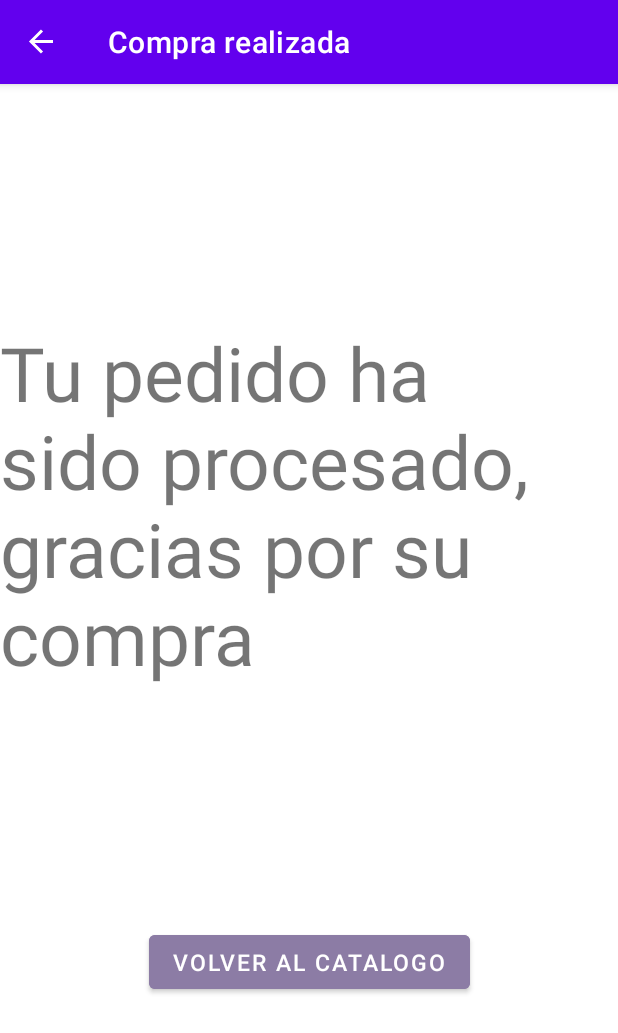
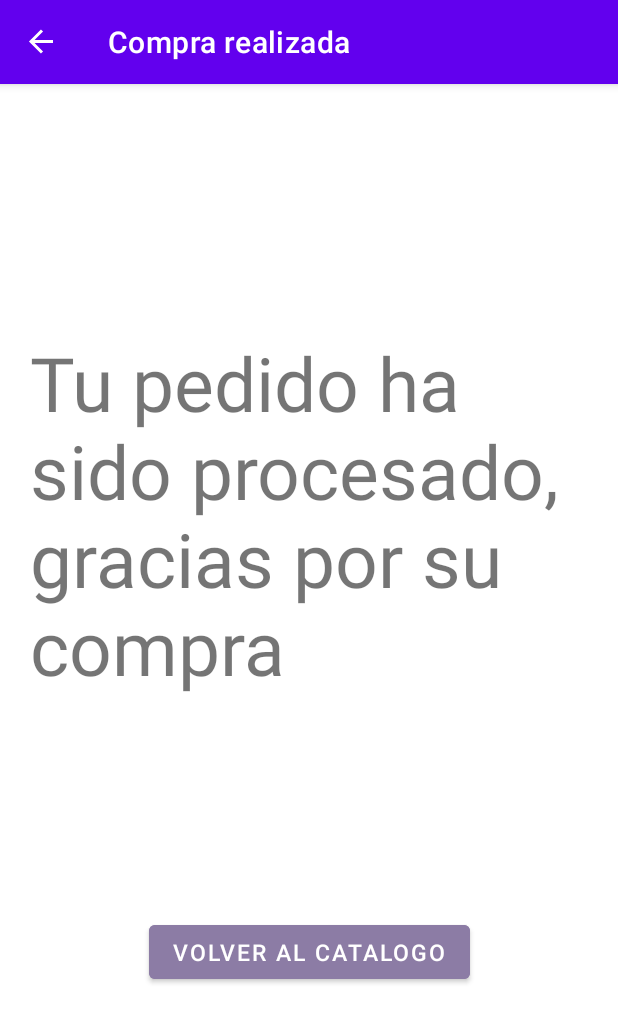
Before and after one commit to EstherTalavera/TiendaLibertalia, an Android app: the CarritoFragment screen opened through its navigation route, after a tap on "COMPRAR", on a phone screen of 412 x 824 dp. Shown: the top 1033 px of the screen. Run offline under Robolectric (Android 15) with nearby library versions, the phone set to English and light mode, and no system bars; our stand-ins replace Firebase (no records; nobody signed in at launch, a user with empty details on screens opened directly), navigation-ui.

Commit message:
actualizacion final

```diff
--- a/App/Libertalia/app/src/main/java/com/estata/libertalia/ui/fragments/CarritoFragment.kt
+++ b/App/Libertalia/app/src/main/java/com/estata/libertalia/ui/fragments/CarritoFragment.kt
@@ -6,10 +6,33 @@ import android.view.LayoutInflater
 import android.view.View
 import android.view.ViewGroup
 import android.widget.Button
+import android.widget.TextView
+import androidx.lifecycle.lifecycleScope
 import androidx.navigation.findNavController
+import androidx.recyclerview.widget.LinearLayoutManager
+import androidx.recyclerview.widget.RecyclerView
 import com.estata.libertalia.R
+import com.estata.libertalia.data.adapter.PedidoEstadoAdapter
+import com.estata.libertalia.data.adapter.ProductoCarritoAdapter
+import com.estata.libertalia.data.modelo.Pedido
+import com.estata.libertalia.data.modelo.Producto
+import com.estata.libertalia.data.repositorio.FirebaseRepos
+import kotlinx.coroutines.launch
 
 class CarritoFragment : Fragment() {
+    lateinit var recview: RecyclerView
+    private var producto : Producto? = null
+    var cantidad: String = ""
+
+    override fun onCreate(savedInstanceState: Bundle?) {
+        super.onCreate(savedInstanceState)
+
+        arguments?.let {
+            producto = it.getSerializable("prodCarrito") as Producto
+            //cantidad = it.getSerializable("cantidad") as String
+        }
+    }
+
     override fun onCreateView(
         inflater: LayoutInflater, container: ViewGroup?,
         savedInstanceState: Bundle?
@@ -24,8 +47,26 @@ class CarritoFragment : Fragment() {
     }
 
     private fun iniciar(view: View) {
-        //Inicializacion de elemento de la vista
+        //Inicializacion de elementos de la vista
         val btnComprar: Button = view.findViewById(R.id.btnComprar)
+        val tvPrecioTotal: TextView = view.findViewById(R.id.tvPrecioTotal)
+        recview = view.findViewById(R.id.rvLista)
+
+        /*Recycler view
+        var repo = FirebaseRepos()
+        var prodList = arrayListOf<Producto>()
+
+        recview.setHasFixedSize(true)
+        recview.visibility = View.VISIBLE
+        recview.layoutManager = LinearLayoutManager(requireContext(), LinearLayoutManager.VERTICAL, false)
+
+        lifecycleScope.launch{
+            prodList = repo.getProducto(producto!!.id) as ArrayList<Producto>
+            //var adapter = ProductoCarritoAdapter(prodList, cantidad)
+            var adapter = ProductoCarritoAdapter(prodList)
+
+            recview.adapter = adapter
+        }*/
 
         //Listener para cambiar a la pantalla de procesado
         btnComprar.setOnClickListener{
--- a/App/Libertalia/app/src/main/java/com/estata/libertalia/ui/fragments/EstadoFragment.kt
+++ b/App/Libertalia/app/src/main/java/com/estata/libertalia/ui/fragments/EstadoFragment.kt
@@ -18,7 +18,6 @@ import com.estata.libertalia.data.repositorio.FirebaseRepos
 import kotlinx.coroutines.launch
 
 class EstadoFragment : Fragment() {
-    lateinit var repos: FirebaseRepos
     lateinit var recview: RecyclerView
 
     override fun onCreateView(
--- a/App/Libertalia/app/src/main/res/layout/fragment_carrito.xml
+++ b/App/Libertalia/app/src/main/res/layout/fragment_carrito.xml
@@ -20,6 +20,7 @@
         android:padding="20dp">
 
         <TextView
+            android:id="@+id/tvPrecioTotal"
             android:layout_width="wrap_content"
             android:layout_height="wrap_content"
             android:text="Total: 0.0€"
--- a/App/Libertalia/app/src/main/res/layout/fragment_pocesado.xml
+++ b/App/Libertalia/app/src/main/res/layout/fragment_pocesado.xml
@@ -4,6 +4,7 @@
     android:layout_width="match_parent"
     android:layout_height="match_parent"
     xmlns:app="http://schemas.android.com/apk/res-auto"
+    android:layout_margin="20dp"
     tools:context=".ui.fragments.PocesadoFragment">
 
     <TextView
```
Also changed, not shown: App/Libertalia/app/src/main/java/com/estata/libertalia/data/adapter/ProductoCarritoAdapter.kt (added, +29 -0 lines), App/Libertalia/app/src/main/java/com/estata/libertalia/ui/fragments/ProductoDetailFragment.kt (+13 -6 lines), App/Libertalia/app/src/main/java/com/estata/libertalia/viewholder/ProductoCarritoViewHolder.kt (+5 -2 lines), 2 other files.
